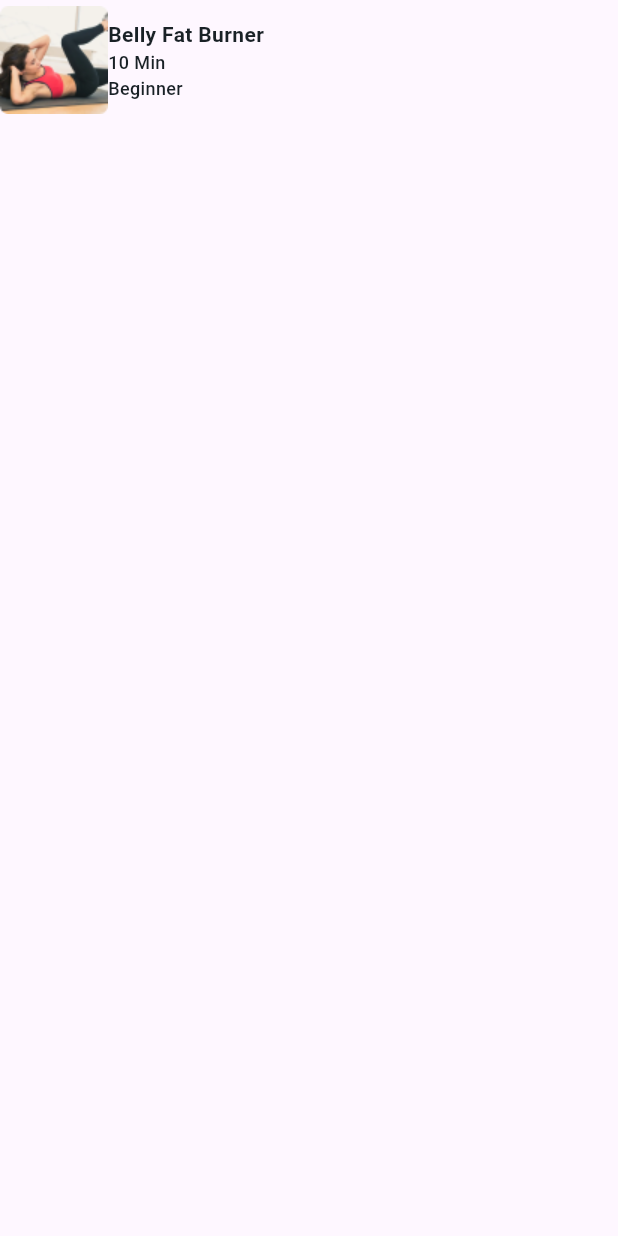
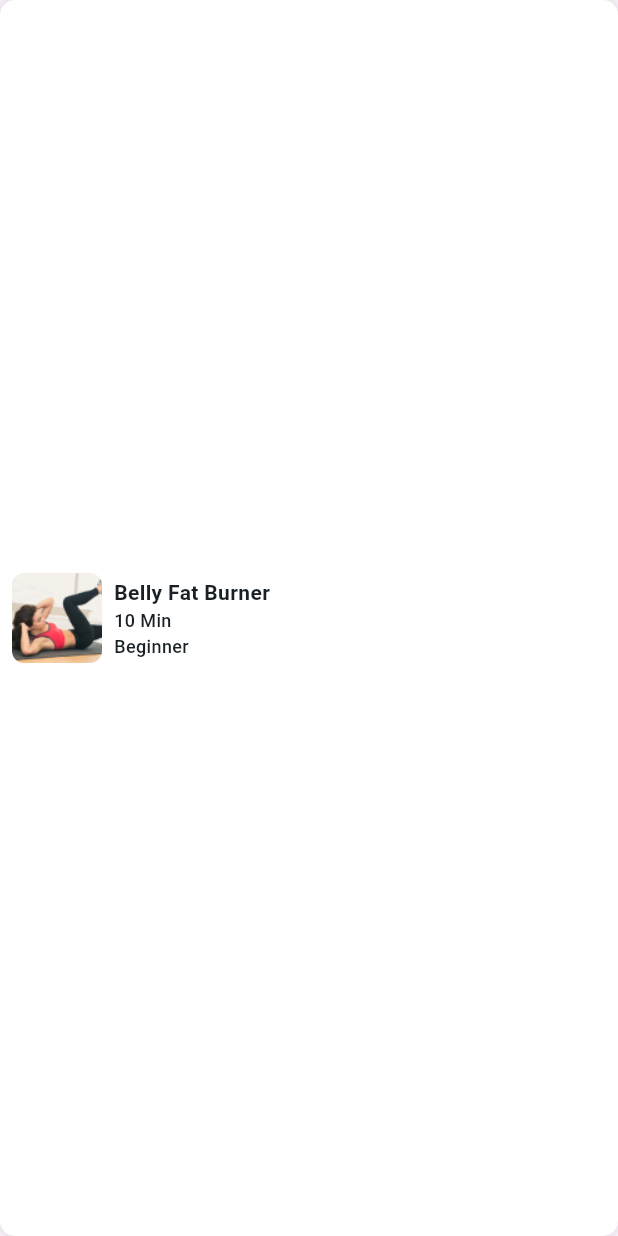
Before and after one commit to SherazArshad001/Fitness_Tracking_App, a Flutter app: the ExploreSmallCard widget shown alone on an empty page, opened directly with sample values from the repository, on a phone screen of 412 x 824 dp. Run offline on Flutter 3.47's test engine with Material 3 defaults, Android fonts, the phone set to English and light mode, and no system bars.

Commit message:
Explore Screen overflow Issue Resolved

```diff
--- a/lib/features/explore/widgets/explore_small_card.dart
+++ b/lib/features/explore/widgets/explore_small_card.dart
@@ -8,22 +8,38 @@ class ExploreSmallCard extends StatelessWidget {
     super.key,
     required this.exercise,
   });
-
   @override
   Widget build(BuildContext context) {
-    return SizedBox(
-      width: 180,
-      height: 80,
+    return Container(
+      padding: const EdgeInsets.all(8),
+      decoration: BoxDecoration(
+        color: Colors.white,
+        borderRadius: BorderRadius.circular(10),
+        boxShadow: [
+          BoxShadow(
+            color: Colors.black.withOpacity(0.1),
+            blurRadius: 5,
+            spreadRadius: 2,
+          )
+        ],
+      ),
       child: Row(
-        mainAxisSize: MainAxisSize.min,
         children: [
-          Image.asset(
+          ClipRRect(
+            borderRadius: BorderRadius.circular(8),
+            child: Image.asset(
               exercise.imagePath,
+              width: 60, // Keep image size fixed
+              height: 60,
+              fit: BoxFit.cover,
             ),
-          Column(
-            mainAxisSize: MainAxisSize.min,
-            mainAxisAlignment: MainAxisAlignment.spaceAround,
+          ),
+          const SizedBox(width: 8),
+          Expanded(
+            // This prevents text from overflowing
+            child: Column(
               crossAxisAlignment: CrossAxisAlignment.start,
+              mainAxisAlignment: MainAxisAlignment.center,
               children: [
                 Text(
                   exercise.title,
@@ -32,6 +48,7 @@ class ExploreSmallCard extends StatelessWidget {
                     fontSize: 14,
                     fontWeight: FontWeight.bold,
                   ),
+                  overflow: TextOverflow.ellipsis, // Prevents overflow
                 ),
                 Text(
                   exercise.duration,
@@ -50,6 +67,7 @@ class ExploreSmallCard extends StatelessWidget {
                   ),
                 ),
               ],
+            ),
           )
         ],
       ),
```
Also changed, not shown: lib/features/explore/pages/explore_page.dart (+13 -13 lines). Lines whose indentation alone changed are shown as unchanged.
